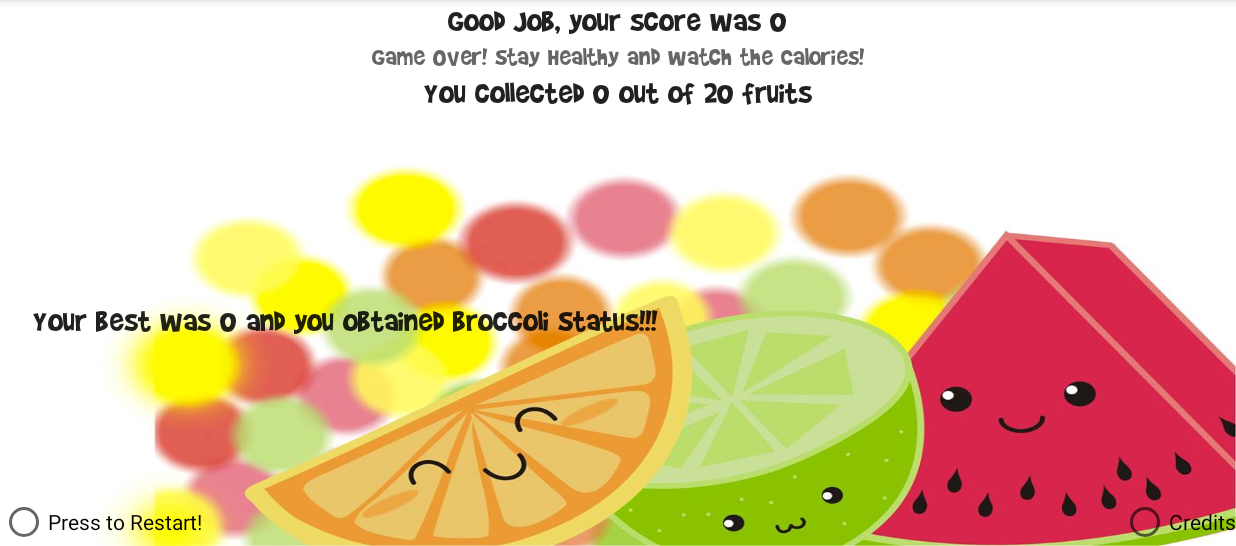
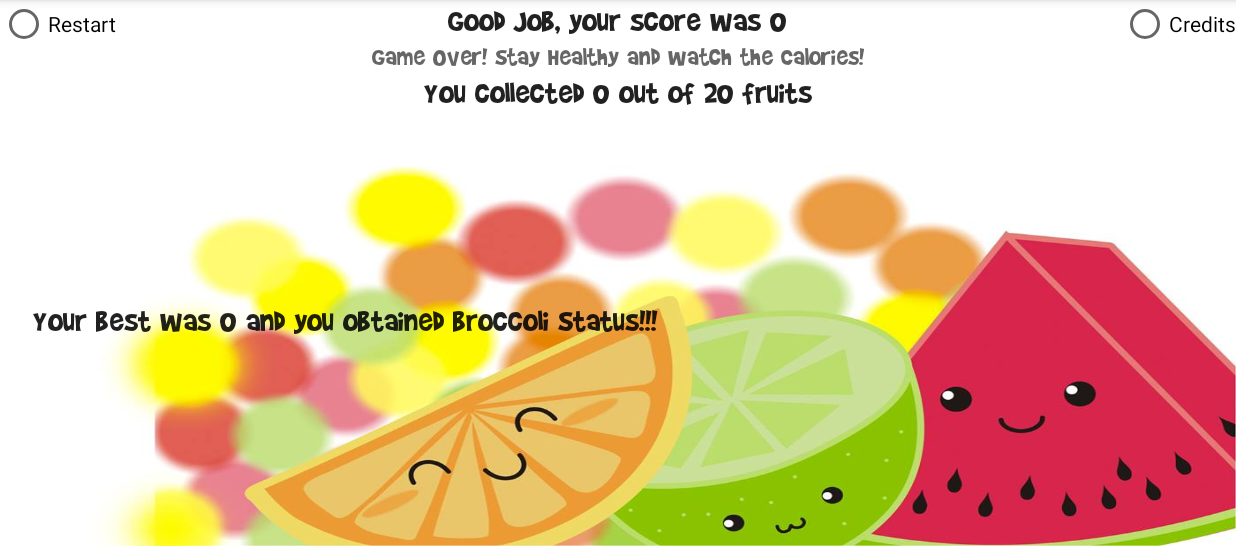
Before and after one commit to vinnychan/thefoodisright, an Android app: the Gameover screen opened directly, with no data from a screen before it, on a phone screen of 824 x 412 dp (held sideways), the part 72-618 px from its top. Run offline under Robolectric (Android 15) with nearby library versions, the phone set to English and light mode, and no system bars.

Commit message:
changed layout, fixed opening sound

```diff
--- a/app/src/main/java/me/vinnychan/thefoodisright/SplashScreen.java
+++ b/app/src/main/java/me/vinnychan/thefoodisright/SplashScreen.java
@@ -32,6 +32,8 @@ public class SplashScreen extends ActionBarActivity{
         soundPool = new SoundPool(2, AudioManager.STREAM_MUSIC, 0);
         open = soundPool.load(this, R.raw.open, 1);
 
+        soundPool.play(open, 1, 1, 0, 0, 1);
+
         Thread startTimer = new Thread(){
             @Override
             public void run() {
--- a/app/src/main/res/layout/gameover.xml
+++ b/app/src/main/res/layout/gameover.xml
@@ -19,9 +19,9 @@
     <RadioButton
         android:layout_width="wrap_content"
         android:layout_height="wrap_content"
-        android:text="Press to Restart!"
+        android:text="Restart"
         android:id="@+id/restartButton"
-        android:layout_alignParentBottom="true"
+        android:layout_alignParentTop="true"
         android:layout_alignParentLeft="true"
         android:layout_alignParentStart="true" />
 
@@ -30,7 +30,7 @@
         android:layout_height="wrap_content"
         android:text="Credits"
         android:id="@+id/creditsButton"
-        android:layout_alignTop="@+id/restartButton"
+        android:layout_alignParentTop="true"
         android:layout_alignParentRight="true"
         android:layout_alignParentEnd="true" />
 
```
